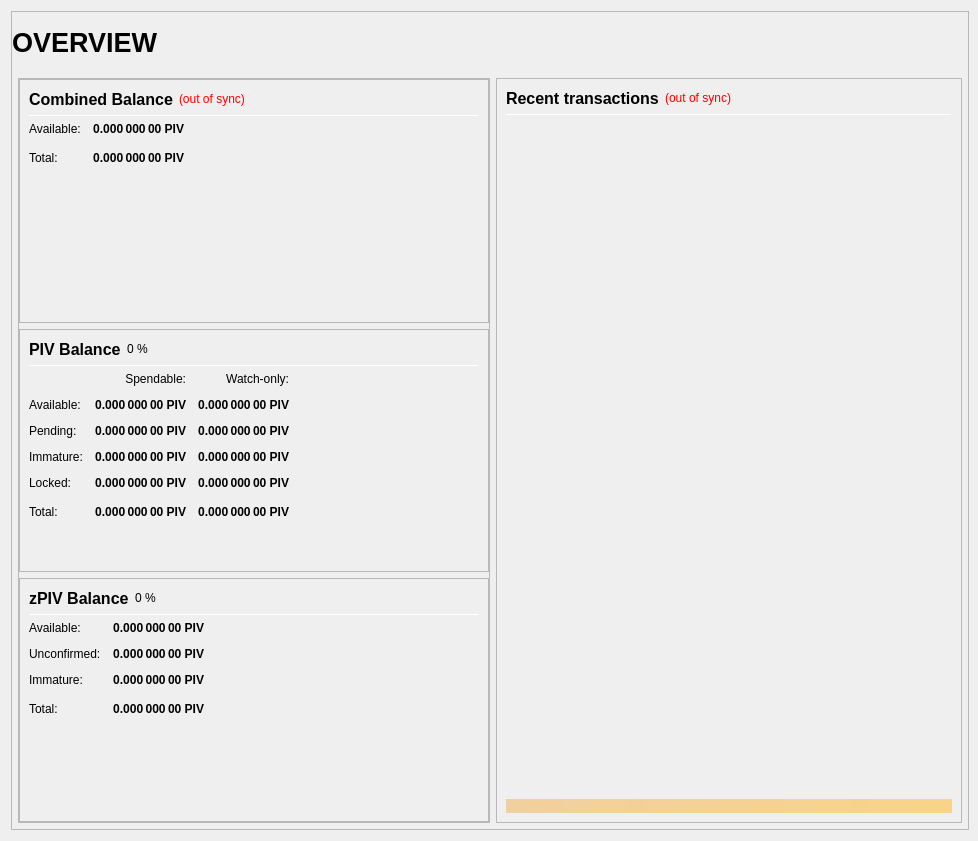
Qt form src/qt/forms/overviewpage.ui (eons-finance/ALQO) before a commit.
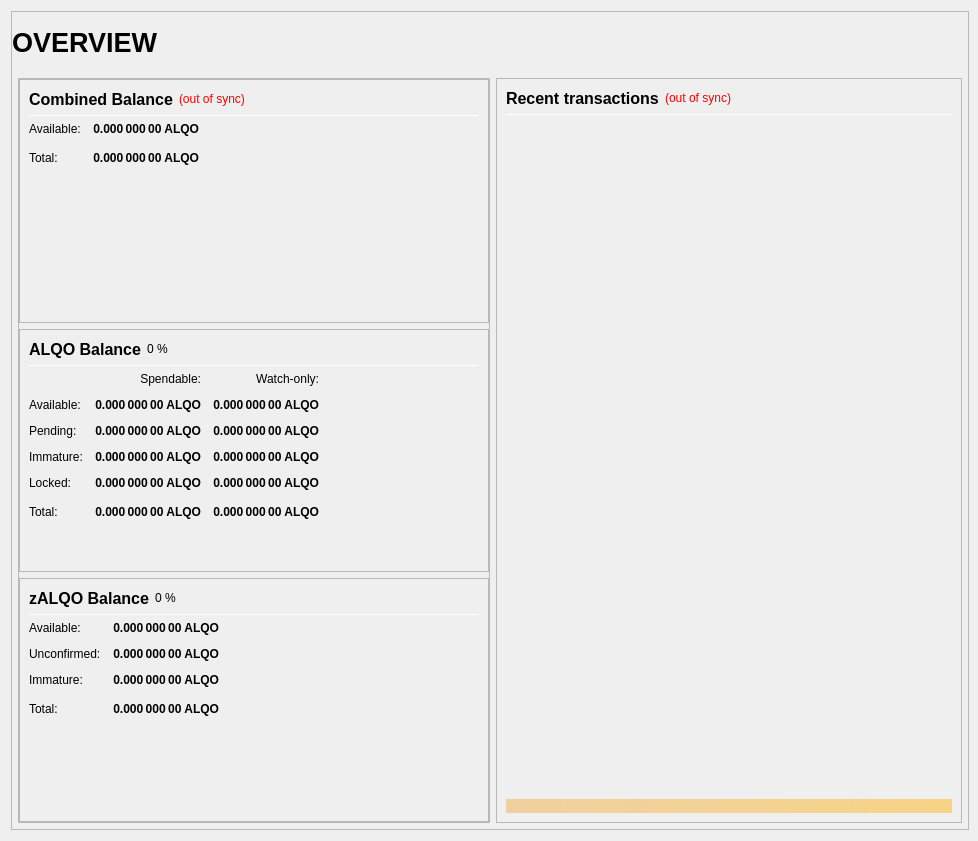
The same form after that commit.

Patch:
```diff
--- a/src/qt/forms/overviewpage.ui
+++ b/src/qt/forms/overviewpage.ui
@@ -306,7 +306,7 @@
                           <string>Your current spendable balance</string>
                          </property>
                          <property name="text">
-                          <string notr="true">0.000 000 00 PIV</string>
+                          <string notr="true">0.000 000 00 ALQO</string>
                          </property>
                          <property name="alignment">
                           <set>Qt::AlignRight|Qt::AlignTrailing|Qt::AlignVCenter</set>
@@ -338,7 +338,7 @@
                           <string>Total Balance, including all unavailable coins.</string>
                          </property>
                          <property name="text">
-                          <string notr="true">0.000 000 00 PIV</string>
+                          <string notr="true">0.000 000 00 ALQO</string>
                          </property>
                          <property name="alignment">
                           <set>Qt::AlignRight|Qt::AlignTrailing|Qt::AlignVCenter</set>
@@ -406,7 +406,7 @@
                           </font>
                          </property>
                          <property name="text">
-                          <string>PIV Balance</string>
+                          <string>ALQO Balance</string>
                          </property>
                         </widget>
                        </item>
@@ -498,7 +498,7 @@
                           <string>Your current spendable balance</string>
                          </property>
                          <property name="text">
-                          <string notr="true">0.000 000 00 PIV</string>
+                          <string notr="true">0.000 000 00 ALQO</string>
                          </property>
                          <property name="alignment">
                           <set>Qt::AlignRight|Qt::AlignTrailing|Qt::AlignVCenter</set>
@@ -523,7 +523,7 @@
                           <string>Your current balance in watch-only addresses</string>
                          </property>
                          <property name="text">
-                          <string notr="true">0.000 000 00 PIV</string>
+                          <string notr="true">0.000 000 00 ALQO</string>
                          </property>
                          <property name="alignment">
                           <set>Qt::AlignRight|Qt::AlignTrailing|Qt::AlignVCenter</set>
@@ -555,7 +555,7 @@
                           <string>Total of transactions that have yet to be confirmed, and do not yet count toward the spendable balance</string>
                          </property>
                          <property name="text">
-                          <string notr="true">0.000 000 00 PIV</string>
+                          <string notr="true">0.000 000 00 ALQO</string>
                          </property>
                          <property name="alignment">
                           <set>Qt::AlignRight|Qt::AlignTrailing|Qt::AlignVCenter</set>
@@ -580,7 +580,7 @@
                           <string>Unconfirmed transactions to watch-only addresses</string>
                          </property>
                          <property name="text">
-                          <string notr="true">0.000 000 00 PIV</string>
+                          <string notr="true">0.000 000 00 ALQO</string>
                          </property>
                          <property name="alignment">
                           <set>Qt::AlignRight|Qt::AlignTrailing|Qt::AlignVCenter</set>
@@ -612,7 +612,7 @@
                           <string>Staked or masternode rewards that has not yet matured</string>
                          </property>
                          <property name="text">
-                          <string notr="true">0.000 000 00 PIV</string>
+                          <string notr="true">0.000 000 00 ALQO</string>
                          </property>
                          <property name="alignment">
                           <set>Qt::AlignRight|Qt::AlignTrailing|Qt::AlignVCenter</set>
@@ -637,7 +637,7 @@
                           <string>Staked or masternode rewards in watch-only addresses that has not yet matured</string>
                          </property>
                          <property name="text">
-                          <string notr="true">0.000 000 00 PIV</string>
+                          <string notr="true">0.000 000 00 ALQO</string>
                          </property>
                          <property name="alignment">
                           <set>Qt::AlignRight|Qt::AlignTrailing|Qt::AlignVCenter</set>
@@ -672,7 +672,7 @@
                           <string>Locked PIV or Masternode collaterals. These are excluded from zPIV minting.</string>
                          </property>
                          <property name="text">
-                          <string notr="true">0.000 000 00 PIV</string>
+                          <string notr="true">0.000 000 00 ALQO</string>
                          </property>
                          <property name="alignment">
                           <set>Qt::AlignRight|Qt::AlignTrailing|Qt::AlignVCenter</set>
@@ -697,7 +697,7 @@
                           <string>Current locked balance in watch-only addresses</string>
                          </property>
                          <property name="text">
-                          <string notr="true">0.000 000 00 PIV</string>
+                          <string notr="true">0.000 000 00 ALQO</string>
                          </property>
                          <property name="alignment">
                           <set>Qt::AlignRight|Qt::AlignTrailing|Qt::AlignVCenter</set>
@@ -732,7 +732,7 @@
                           <string>Your current PIVX balance, unconfirmed and immature transactions included</string>
                          </property>
                          <property name="text">
-                          <string notr="true">0.000 000 00 PIV</string>
+                          <string notr="true">0.000 000 00 ALQO</string>
                          </property>
                          <property name="alignment">
                           <set>Qt::AlignRight|Qt::AlignTrailing|Qt::AlignVCenter</set>
@@ -757,7 +757,7 @@
                           <string>Current total balance in watch-only addresses</string>
                          </property>
                          <property name="text">
-                          <string notr="true">0.000 000 00 PIV</string>
+                          <string notr="true">0.000 000 00 ALQO</string>
                          </property>
                          <property name="alignment">
                           <set>Qt::AlignRight|Qt::AlignTrailing|Qt::AlignVCenter</set>
@@ -825,7 +825,7 @@
                           </font>
                          </property>
                          <property name="text">
-                          <string>zPIV Balance</string>
+                          <string>zALQO Balance</string>
                          </property>
                         </widget>
                        </item>
@@ -899,7 +899,7 @@
 These zPIV are spendable.</string>
                          </property>
                          <property name="text">
-                          <string notr="true">0.000 000 00 PIV</string>
+                          <string notr="true">0.000 000 00 ALQO</string>
                          </property>
                          <property name="alignment">
                           <set>Qt::AlignRight|Qt::AlignTrailing|Qt::AlignVCenter</set>
@@ -930,7 +930,7 @@
 Immature: confirmed, but less than 1 mint of the same denomination after it was minted</string>
                          </property>
                          <property name="text">
-                          <string notr="true">0.000 000 00 PIV</string>
+                          <string notr="true">0.000 000 00 ALQO</string>
                          </property>
                          <property name="alignment">
                           <set>Qt::AlignRight|Qt::AlignTrailing|Qt::AlignVCenter</set>
@@ -961,7 +961,7 @@
 Immature: confirmed, but less than 1 mint of the same denomination after it was minted</string>
                          </property>
                          <property name="text">
-                          <string notr="true">0.000 000 00 PIV</string>
+                          <string notr="true">0.000 000 00 ALQO</string>
                          </property>
                          <property name="alignment">
                           <set>Qt::AlignRight|Qt::AlignTrailing|Qt::AlignVCenter</set>
@@ -993,7 +993,7 @@
                           <string>Your current zPIV balance, unconfirmed and immature zPIV included.</string>
                          </property>
                          <property name="text">
-                          <string notr="true">0.000 000 00 PIV</string>
+                          <string notr="true">0.000 000 00 ALQO</string>
                          </property>
                          <property name="alignment">
                           <set>Qt::AlignRight|Qt::AlignTrailing|Qt::AlignVCenter</set>
```
Left out of the diff: 22 changed lines with no effect on the pictures.
